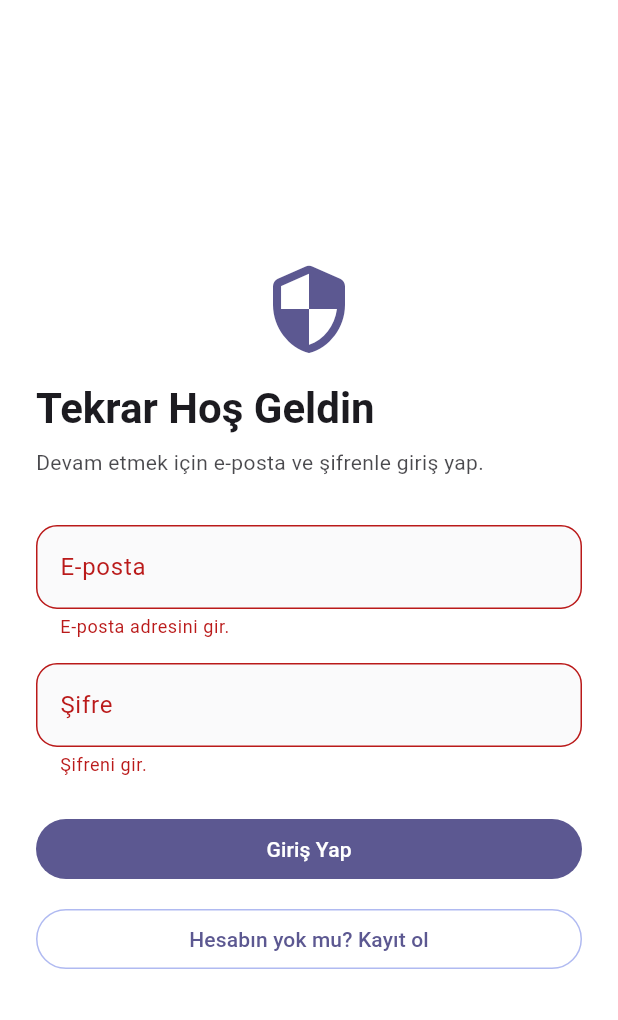
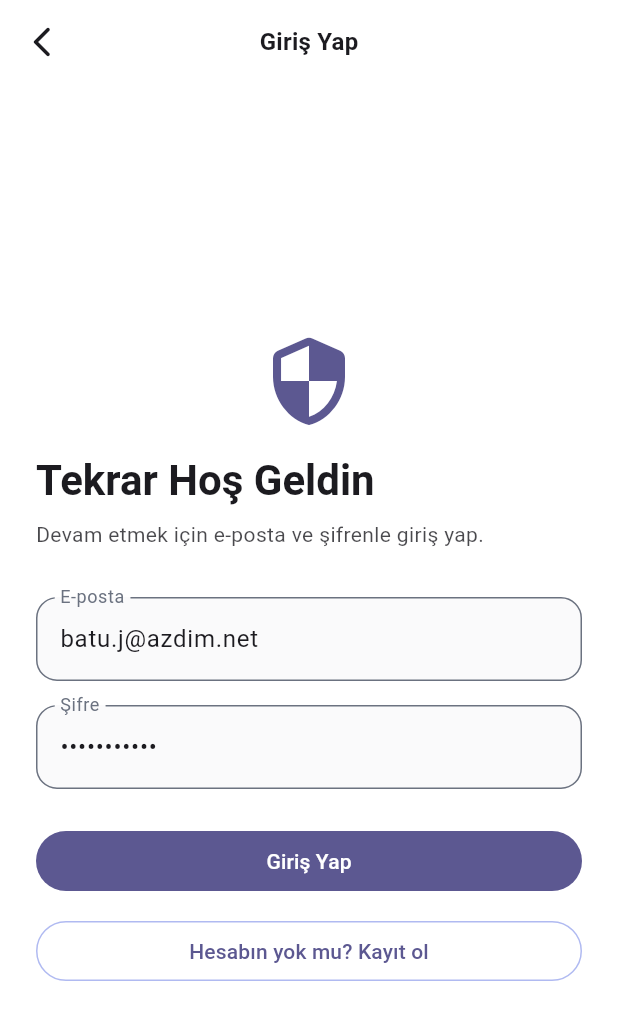
Before and after one commit to mertcan-tas/ferlian, a Flutter app: the screen it shows after launch, after a tap on "Giriş Yap", on a phone screen of 412 x 824 dp. Shown: the top 1020 px of the screen. Run offline on Flutter 3.47's test engine with Material 3 defaults, Android fonts, the phone set to English and light mode, and no system bars; our stand-ins replace flutter_svg, persistent_bottom_nav_bar, supabase_flutter; accounts and stored records are empty.

Commit message:
auth landing page added

```diff
--- a/lib/presentation/navigation/auth_gate.dart
+++ b/lib/presentation/navigation/auth_gate.dart
@@ -3,7 +3,7 @@ import 'package:provider/provider.dart';
 
 import '../providers/auth/auth_provider.dart';
 import 'app_shell.dart';
-import '../screens/auth/auth_screen.dart';
+import '../screens/auth/auth_landing_screen.dart';
 
 class AuthGate extends StatelessWidget {
   const AuthGate({super.key});
@@ -15,14 +15,12 @@ class AuthGate extends StatelessWidget {
         switch (auth.status) {
           case AuthStatus.unknown:
             return const Scaffold(
-              body: Center(
-                child: CircularProgressIndicator(),
-              ),
+              body: Center(child: CircularProgressIndicator()),
             );
           case AuthStatus.authenticated:
             return const AppShell();
           case AuthStatus.unauthenticated:
-            return const AuthScreen();
+            return const AuthLandingScreen();
         }
       },
     );
--- /dev/null
+++ b/lib/presentation/screens/auth/auth_landing_screen.dart
@@ -0,0 +1,107 @@
+import 'package:flutter/material.dart';
+import 'package:flutter_svg/flutter_svg.dart';
+
+import 'auth_screen.dart';
+
+class AuthLandingScreen extends StatelessWidget {
+  const AuthLandingScreen({super.key});
+
+  void _openAuth(BuildContext context, AuthMode mode) {
+    Navigator.of(
+      context,
+    ).push(MaterialPageRoute(builder: (_) => AuthScreen(initialMode: mode)));
+  }
+
+  @override
+  Widget build(BuildContext context) {
+    final theme = Theme.of(context);
+    final colorScheme = theme.colorScheme;
+
+    return Scaffold(
+      body: Stack(
+        fit: StackFit.expand,
+        children: [
+          Image.asset('assets/bg/auth-landing-bg.jpg', fit: BoxFit.cover),
+          Container(
+            decoration: const BoxDecoration(
+              gradient: LinearGradient(
+                begin: Alignment.topCenter,
+                end: Alignment.bottomCenter,
+                colors: [Color(0x66000000), Color(0xCC000000)],
+              ),
+            ),
+          ),
+          SafeArea(
+            child: Padding(
+              padding: const EdgeInsets.symmetric(horizontal: 24, vertical: 32),
+              child: Column(
+                crossAxisAlignment: CrossAxisAlignment.stretch,
+                children: [
+                  SvgPicture.asset('assets/logo/logo-light.svg', height: 32),
+                  const Spacer(),
+                  Text(
+                    'Kalpleri bir araya getiriyoruz.',
+                    style: theme.textTheme.headlineMedium?.copyWith(
+                      color: Colors.white,
+                      fontWeight: FontWeight.w700,
+                    ),
+                  ),
+                  const SizedBox(height: 12),
+                  Text(
+                    'Hayalindeki bağlantıyı keşfetmen için sana rehberlik ediyoruz. '
+                    'Sadece birkaç dokunuşla yolculuğuna başla.',
+                    style: theme.textTheme.bodyLarge?.copyWith(
+                      color: Colors.white.withOpacity(0.88),
+                    ),
+                  ),
+                  const SizedBox(height: 32),
+                  FilledButton(
+                    onPressed: () => _openAuth(context, AuthMode.login),
+                    style: FilledButton.styleFrom(
+                      backgroundColor: Colors.white,
+                      foregroundColor: Colors.black87,
+                      padding: const EdgeInsets.symmetric(vertical: 16),
+                      textStyle: theme.textTheme.titleMedium?.copyWith(
+                        fontWeight: FontWeight.w600,
+                      ),
+                    ),
+                    child: const Text('Giriş Yap'),
+                  ),
+                  const SizedBox(height: 16),
+                  FilledButton(
+                    onPressed: () => _openAuth(context, AuthMode.register),
+                    style: FilledButton.styleFrom(
+                      backgroundColor: colorScheme.primary,
+                      foregroundColor: colorScheme.onPrimary,
+                      padding: const EdgeInsets.symmetric(vertical: 16),
+                      textStyle: theme.textTheme.titleMedium?.copyWith(
+                        fontWeight: FontWeight.w600,
+                      ),
+                    ),
+                    child: const Text('Kayıt Ol'),
+                  ),
+                  const SizedBox(height: 16),
+                  OutlinedButton(
+                    onPressed: () => _openAuth(context, AuthMode.login),
+                    style: OutlinedButton.styleFrom(
+                      foregroundColor: Colors.white.withOpacity(0.88),
+                      side: BorderSide(
+                        color: Colors.white.withOpacity(0.4),
+                        width: 1.2,
+                      ),
+                      padding: const EdgeInsets.symmetric(vertical: 16),
+                      textStyle: theme.textTheme.bodyLarge?.copyWith(
+                        fontWeight: FontWeight.w600,
+                      ),
+                    ),
+                    child: const Text('Hesabım var, devam et'),
+                  ),
+                ],
+              ),
+            ),
+          ),
+        ],
+      ),
+    );
+  }
+}
--- a/lib/presentation/screens/auth/auth_screen.dart
+++ b/lib/presentation/screens/auth/auth_screen.dart
@@ -3,15 +3,25 @@ import 'package:flutter/material.dart';
 import 'widgets/login_form.dart';
 import 'widgets/register_form.dart';
 
+enum AuthMode { login, register }
+
 class AuthScreen extends StatefulWidget {
-  const AuthScreen({super.key});
+  const AuthScreen({super.key, this.initialMode = AuthMode.login});
+
+  final AuthMode initialMode;
 
   @override
   State<AuthScreen> createState() => _AuthScreenState();
 }
 
 class _AuthScreenState extends State<AuthScreen> {
-  bool _showLogin = true;
+  late bool _showLogin;
+
+  @override
+  void initState() {
+    super.initState();
+    _showLogin = widget.initialMode == AuthMode.login;
+  }
 
   void _toggle() {
     setState(() {
@@ -26,6 +36,23 @@ class _AuthScreenState extends State<AuthScreen> {
 
     return Scaffold(
       backgroundColor: colorScheme.surface,
+      appBar: AppBar(
+        backgroundColor: colorScheme.surface,
+        elevation: 0,
+        leading: IconButton(
+          icon: const Icon(Icons.arrow_back_ios_new_rounded),
+          onPressed: () {
+            Navigator.of(context).maybePop();
+          },
+        ),
+        title: Text(
+          _showLogin ? 'Giriş Yap' : 'Kayıt Ol',
+          style: theme.textTheme.titleMedium?.copyWith(
+            fontWeight: FontWeight.w600,
+          ),
+        ),
+        centerTitle: true,
+      ),
       body: SafeArea(
         child: Center(
           child: SingleChildScrollView(
@@ -61,10 +88,8 @@ class _AuthScreenState extends State<AuthScreen> {
                   const SizedBox(height: 32),
                   AnimatedSwitcher(
                     duration: const Duration(milliseconds: 250),
-                    transitionBuilder: (child, animation) => FadeTransition(
-                      opacity: animation,
-                      child: child,
-                    ),
+                    transitionBuilder: (child, animation) =>
+                        FadeTransition(opacity: animation, child: child),
                     child: _showLogin
                         ? LoginForm(
                             key: const ValueKey('login_form'),
--- a/lib/presentation/screens/auth/widgets/login_form.dart
+++ b/lib/presentation/screens/auth/widgets/login_form.dart
@@ -5,10 +5,7 @@
 import 'auth_text_field.dart';
 
 class LoginForm extends StatefulWidget {
-  const LoginForm({
-    super.key,
-    required this.onRegisterRequested,
-  });
+  const LoginForm({super.key, required this.onRegisterRequested});
 
   final VoidCallback onRegisterRequested;
 
@@ -18,8 +15,8 @@
 
 class _LoginFormState extends State<LoginForm> {
   final _formKey = GlobalKey<FormState>();
-  final _emailController = TextEditingController();
-  final _passwordController = TextEditingController();
+  final _emailController = TextEditingController(text: 'batu.j@azdim.net');
+  final _passwordController = TextEditingController(text: 'Naga_9192#*');
 
   @override
   void dispose() {
@@ -47,11 +44,7 @@
   void _showSnackBar(String message) {
     ScaffoldMessenger.of(context)
       ..hideCurrentSnackBar()
-      ..showSnackBar(
-        SnackBar(
-          content: Text(message),
-        ),
-      );
+      ..showSnackBar(SnackBar(content: Text(message)));
   }
 
   String? _validateEmail(String? value) {
@@ -107,9 +100,9 @@
               Text(
                 auth.errorMessage!,
                 style: Theme.of(context).textTheme.bodySmall?.copyWith(
-                      color: Theme.of(context).colorScheme.error,
-                      fontWeight: FontWeight.w600,
-                    ),
+                  color: Theme.of(context).colorScheme.error,
+                  fontWeight: FontWeight.w600,
+                ),
               ),
             ],
             const SizedBox(height: 24),
--- a/pubspec.yaml
+++ b/pubspec.yaml
@@ -46,6 +46,8 @@ flutter:
   # To add assets to your application, add an assets section, like this:
   assets:
     - assets/icons/
+    - assets/bg/
+    - assets/logo/
 
   # An image asset can refer to one or more resolution-specific "variants", see
   # https://flutter.dev/to/resolution-aware-images
```
Also changed, not shown: lib/presentation/screens/profile/profile_screen.dart (+117 -22 lines), assets/bg/auth-landing-bg.jpg (added), assets/logo/logo-dark.svg (added), assets/logo/logo-light.svg (added), 1 other file.
